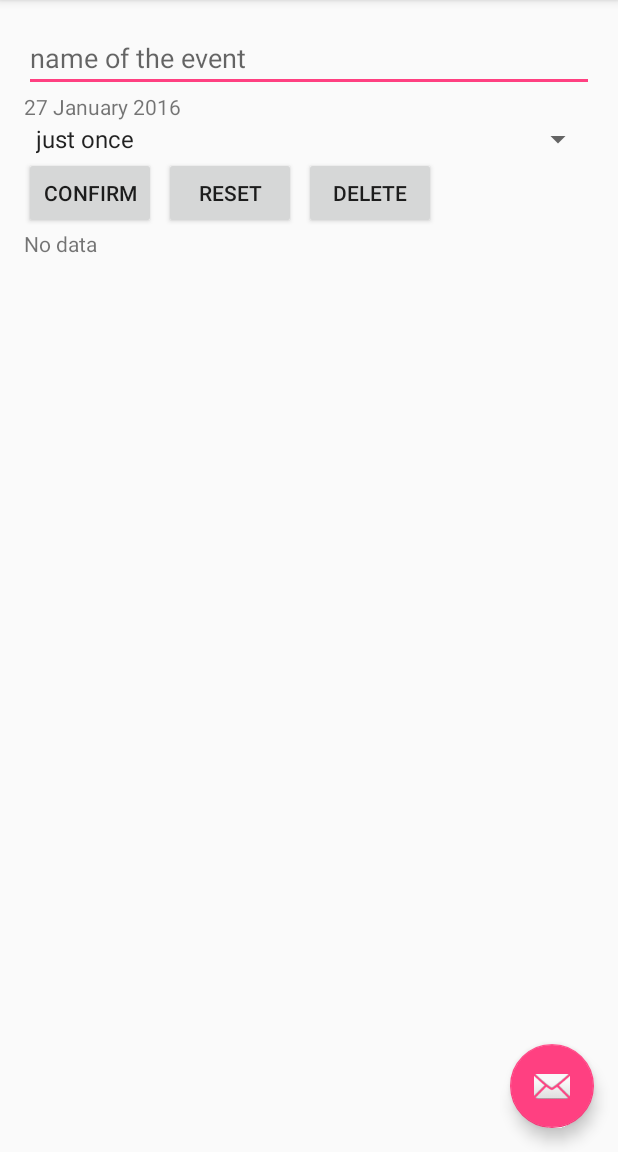
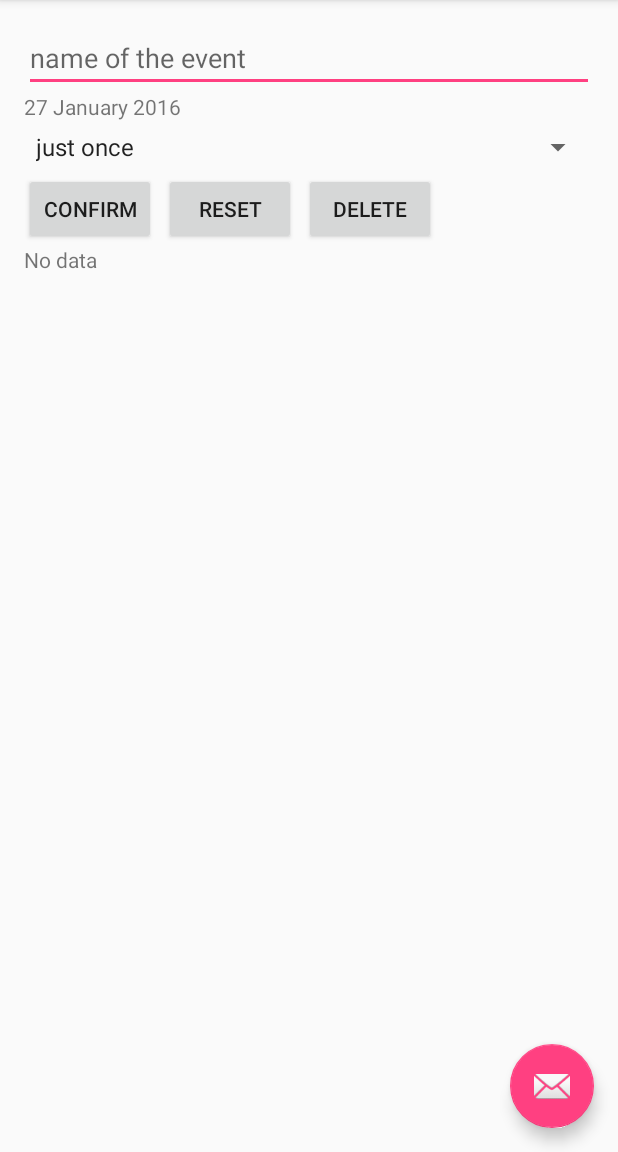
Before and after one commit to veontomo/FT, an Android app: the screen it shows after launch (mainActivity), on a phone screen of 412 x 824 dp, the part 84-1236 px from its top. Run offline under Robolectric (Android 15) with nearby library versions, the phone set to English and light mode, and no system bars; libraries missing offline, so code that uses them is left out: com.beardedhen.androidbootstrap; plain views replace BootstrapButton, BootstrapEditText; pictures from the network do not load; 7 statements that could not run were skipped.

Commit message:
feat: add margins to the periodicity field

```diff
--- a/app/src/main/res/layout/fragment_add_event.xml
+++ b/app/src/main/res/layout/fragment_add_event.xml
@@ -24,6 +24,8 @@
     <Spinner
         android:id="@+id/frag_add_holiday_periodicity"
         android:layout_width="fill_parent"
+        android:layout_marginTop="5dip"
+        android:layout_marginBottom="5dip"
         android:layout_height="wrap_content"/>
 
     <LinearLayout
```
